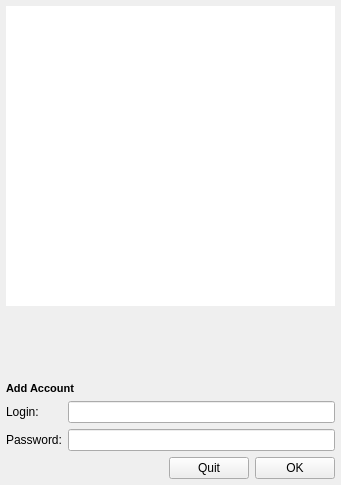
Above: src/Synapse.QtClient/qt-gui/notconnectedwidget.ui from codebutler/synapse before the change. Below: the same form after it.
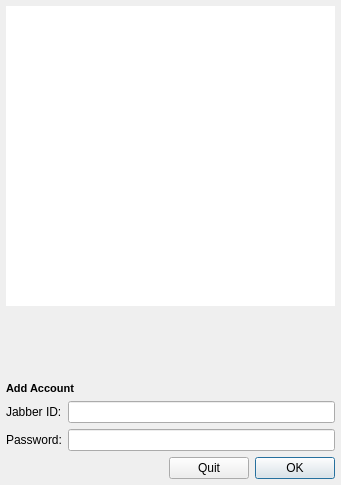
That is the form after the change.

Commit message: First run screen fixes.

```diff
--- a/src/Synapse.QtClient/qt-gui/notconnectedwidget.ui
+++ b/src/Synapse.QtClient/qt-gui/notconnectedwidget.ui
@@ -130,7 +130,10 @@
          <item row="0" column="0" >
           <widget class="QLabel" name="label" >
            <property name="text" >
-            <string>Login:</string>
+            <string>Jabber ID:</string>
+           </property>
+           <property name="buddy" >
+            <cstring>m_LoginLineEdit</cstring>
            </property>
           </widget>
          </item>
@@ -183,6 +186,12 @@
            <property name="text" >
             <string>OK</string>
            </property>
+           <property name="autoDefault" >
+            <bool>true</bool>
+           </property>
+           <property name="default" >
+            <bool>true</bool>
+           </property>
           </widget>
          </item>
         </layout>
```
Left out of the diff: 38 changed lines with no effect on the pictures. The commit also changes 2 other files.
